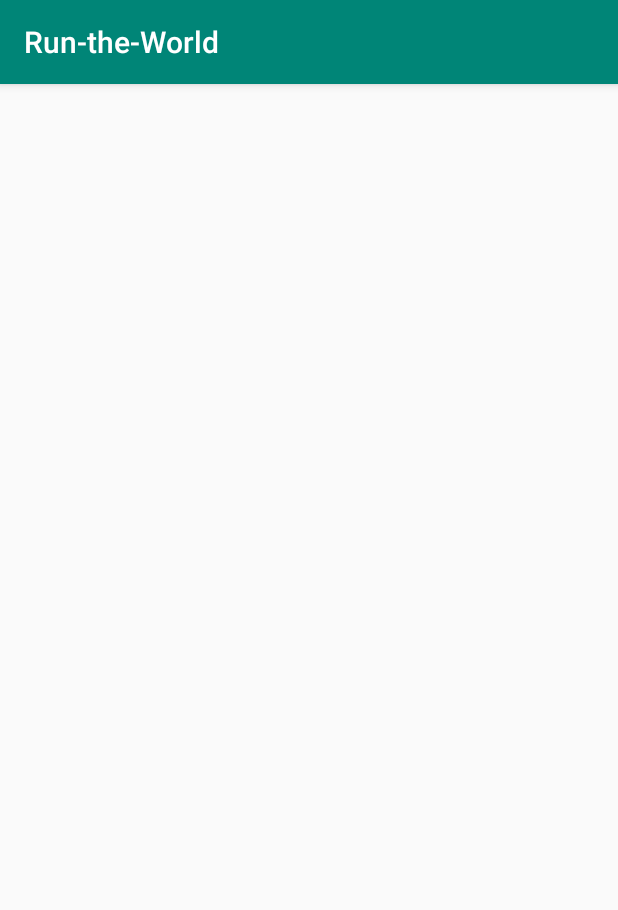
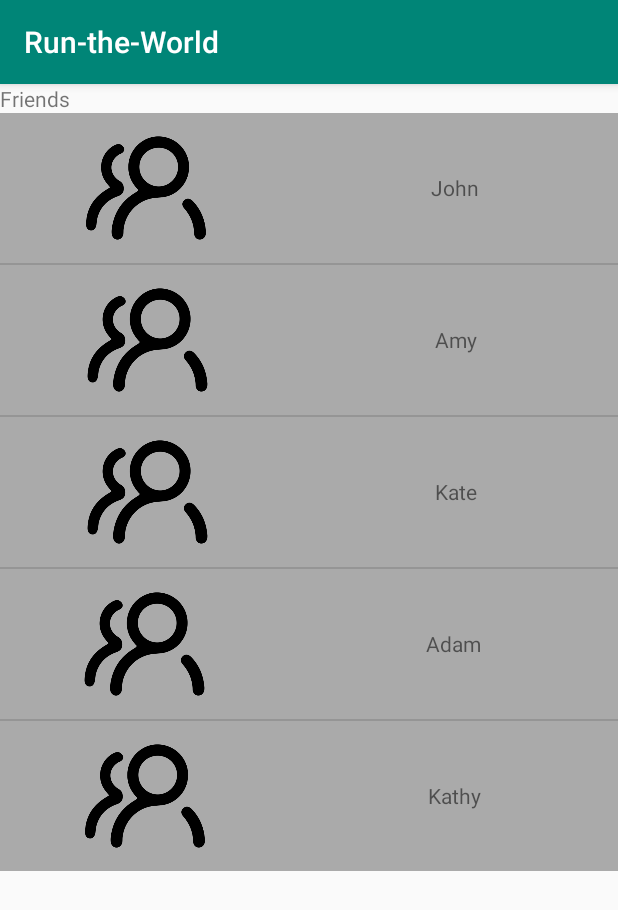
Before and after one commit to VOjha/Run-the-World, an Android app: the socialActivity screen opened directly, with no data from a screen before it, on a phone screen of 412 x 824 dp. Shown: the top 910 px of the screen. Run offline under Robolectric (Android 15) with nearby library versions, the phone set to English and light mode, and no system bars.

Commit message:
social page and popup

```diff
--- a/RuntheWorld/app/src/main/AndroidManifest.xml
+++ b/RuntheWorld/app/src/main/AndroidManifest.xml
@@ -9,7 +9,7 @@
         android:roundIcon="@mipmap/ic_launcher_round"
         android:supportsRtl="true"
         android:theme="@style/AppTheme">
-        <activity android:name=".socialActivity"></activity>
+        <activity android:name=".socialActivity" />
         <activity android:name=".MainActivity">
             <intent-filter>
                 <action android:name="android.intent.action.MAIN" />
--- a/RuntheWorld/app/src/main/java/com/example/run_the_world/socialActivity.java
+++ b/RuntheWorld/app/src/main/java/com/example/run_the_world/socialActivity.java
@@ -2,13 +2,79 @@ package com.example.run_the_world;
 
 import androidx.appcompat.app.AppCompatActivity;
 
+import android.content.Intent;
 import android.os.Bundle;
+import android.view.Gravity;
+import android.view.LayoutInflater;
+import android.view.MotionEvent;
+import android.view.View;
+import android.widget.AdapterView;
+import android.widget.ArrayAdapter;
+import android.widget.LinearLayout;
+import android.widget.ListView;
+import android.widget.PopupWindow;
+import android.widget.TextView;
+
+import java.util.ArrayList;
+import java.util.List;
 
 public class socialActivity extends AppCompatActivity {
+
+    private TextView text;
+    private TextView friendName;
+    private ListView myList;
+    private List<String> listValues;
 
     @Override
     protected void onCreate(Bundle savedInstanceState) {
         super.onCreate(savedInstanceState);
         setContentView(R.layout.activity_social);
+
+        text = (TextView) findViewById(R.id.social);
+        myList = (ListView)findViewById(R.id.list);
+
+        listValues = new ArrayList<String>();
+        listValues.add("John");
+        listValues.add("Amy");
+        listValues.add("Kate");
+        listValues.add("Adam");
+        listValues.add("Kathy");
+
+        // initiate the listadapter
+        final ArrayAdapter<String> myAdapter = new ArrayAdapter <String>(this,
+                R.layout.row_layout, R.id.listText, listValues);
+
+        // assign the list adapter
+        myList.setAdapter(myAdapter);
+
+        myList.setOnItemClickListener(new AdapterView.OnItemClickListener() {
+            @Override
+            public void onItemClick(AdapterView<?> adapterView, View view, int position, long id) {
+                // inflate the layout of the popup window
+                LayoutInflater inflater = (LayoutInflater)
+                        getSystemService(LAYOUT_INFLATER_SERVICE);
+                View popupView = inflater.inflate(R.layout.activity_popup, null);
+
+                // create the popup window
+                int width = LinearLayout.LayoutParams.WRAP_CONTENT;
+                int height = 900;
+                boolean focusable = true; // lets taps outside the popup also dismiss it
+                final PopupWindow popupWindow = new PopupWindow(popupView, width, height, focusable);
+
+                // show the popup window
+                // which view you pass in doesn't matter, it is only used for the window tolken
+                popupWindow.showAtLocation(view, Gravity.CENTER, 0, 0);
+
+                // dismiss the popup window when touched
+                popupView.setOnTouchListener(new View.OnTouchListener() {
+                    @Override
+                    public boolean onTouch(View v, MotionEvent event) {
+                        popupWindow.dismiss();
+                        return true;
+                    }
+                });
+            }
+        });
     }
+
 }
--- a/RuntheWorld/app/src/main/res/layout/activity_social.xml
+++ b/RuntheWorld/app/src/main/res/layout/activity_social.xml
@@ -1,9 +1,22 @@
 <?xml version="1.0" encoding="utf-8"?>
-<androidx.constraintlayout.widget.ConstraintLayout xmlns:android="http://schemas.android.com/apk/res/android"
-    xmlns:app="http://schemas.android.com/apk/res-auto"
+<RelativeLayout xmlns:android="http://schemas.android.com/apk/res/android"
     xmlns:tools="http://schemas.android.com/tools"
     android:layout_width="match_parent"
     android:layout_height="match_parent"
-    tools:context=".socialActivity">
+    tools:context=".socialActivity" >
 
-</androidx.constraintlayout.widget.ConstraintLayout>
+    <TextView
+        android:layout_width="wrap_content"
+        android:layout_height="wrap_content"
+        android:id="@+id/mainText"
+        android:text="Friends" />
+
+    <ListView
+        android:layout_width="wrap_content"
+        android:layout_height="wrap_content"
+        android:layout_below="@+id/mainText"
+        android:id="@+id/list"
+        android:background="#aaaaaa" />
+
+
+</RelativeLayout>
--- /dev/null
+++ b/RuntheWorld/app/src/main/res/layout/row_layout.xml
@@ -0,0 +1,30 @@
+<?xml version="1.0" encoding="utf-8"?>
+<LinearLayout xmlns:android="http://schemas.android.com/apk/res/android"
+    xmlns:app="http://schemas.android.com/apk/res-auto"
+    android:layout_width="match_parent"
+    android:layout_height="match_parent"
+    android:orientation="vertical" >
+
+
+    <LinearLayout
+        android:layout_width="match_parent"
+        android:layout_height="match_parent"
+        android:orientation="horizontal">
+
+        <ImageView
+            android:id="@+id/imageView2"
+            android:layout_width="10dp"
+            android:layout_height="100dp"
+            android:layout_weight="1"
+            app:srcCompat="@drawable/friend" />
+
+        <TextView
+            android:id="@+id/listText"
+            android:layout_width="wrap_content"
+            android:layout_height="100dp"
+            android:layout_weight="1"
+            android:baselineAligned="false"
+            android:gravity="center"
+            android:text="TextView" />
+    </LinearLayout>
+</LinearLayout>
```
Also changed, not shown: RuntheWorld/app/src/main/java/com/example/run_the_world/MainActivity.java (+12 -0 lines), RuntheWorld/app/src/main/res/layout/activity_main.xml (+5 -7 lines), RuntheWorld/app/src/main/res/layout/activity_popup.xml (added, +61 -0 lines).
